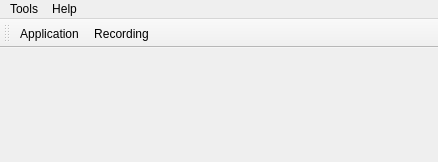
The window that prefswindow.ui (domoritz/drummy) describes before a commit, drawn with Qt 5.
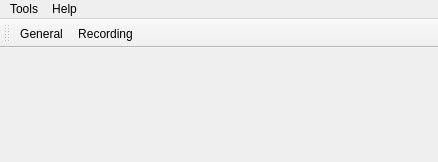
The same window after the commit. Icons and pictures are not drawn. Custom widgets are drawn as their Qt base class.

Commit message: new trash icon, font settings, new dialog for drum mapping items

```diff
--- a/prefswindow.ui
+++ b/prefswindow.ui
@@ -57,13 +57,19 @@
    <property name="windowTitle">
     <string>toolBar</string>
    </property>
+   <property name="iconSize">
+    <size>
+     <width>32</width>
+     <height>32</height>
+    </size>
+   </property>
    <attribute name="toolBarArea">
     <enum>TopToolBarArea</enum>
    </attribute>
    <attribute name="toolBarBreak">
     <bool>false</bool>
    </attribute>
-   <addaction name="actionApplication"/>
+   <addaction name="actionGeneral"/>
    <addaction name="actionRecording"/>
   </widget>
   <action name="actionRecording">
@@ -81,7 +87,7 @@
     <string>Recording Preferences</string>
    </property>
   </action>
-  <action name="actionApplication">
+  <action name="actionGeneral">
    <property name="checkable">
     <bool>true</bool>
    </property>
@@ -90,10 +96,10 @@
      <normaloff>:/images/tp-settings-32x32.png</normaloff>:/images/tp-settings-32x32.png</iconset>
    </property>
    <property name="text">
-    <string>Application</string>
+    <string>General</string>
    </property>
    <property name="toolTip">
-    <string>Application Preferences</string>
+    <string>General application preferences</string>
    </property>
   </action>
   <action name="actionPreferences">
```
The commit also changes 18 other files.
